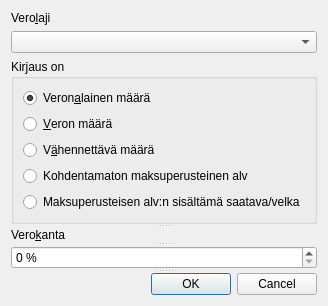
Qt form kitupiikki/kirjaus/verodialogi.ui (artoh/kitupiikki) before a commit.
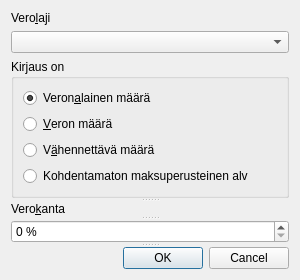
The same form after that commit.

What changed in the file:
```diff
--- a/kitupiikki/kirjaus/verodialogi.ui
+++ b/kitupiikki/kirjaus/verodialogi.ui
@@ -6,8 +6,8 @@
    <rect>
     <x>0</x>
     <y>0</y>
-    <width>299</width>
-    <height>304</height>
+    <width>300</width>
+    <height>278</height>
    </rect>
   </property>
   <property name="windowTitle">
@@ -68,13 +68,6 @@
          </property>
         </widget>
        </item>
-       <item>
-        <widget class="QRadioButton" name="sisMaksuAlv">
-         <property name="text">
-          <string>Maksuperusteisen alv:n sisältämä saatava/velka</string>
-         </property>
-        </widget>
-       </item>
       </layout>
      </widget>
      <widget class="QLabel" name="label">
```
